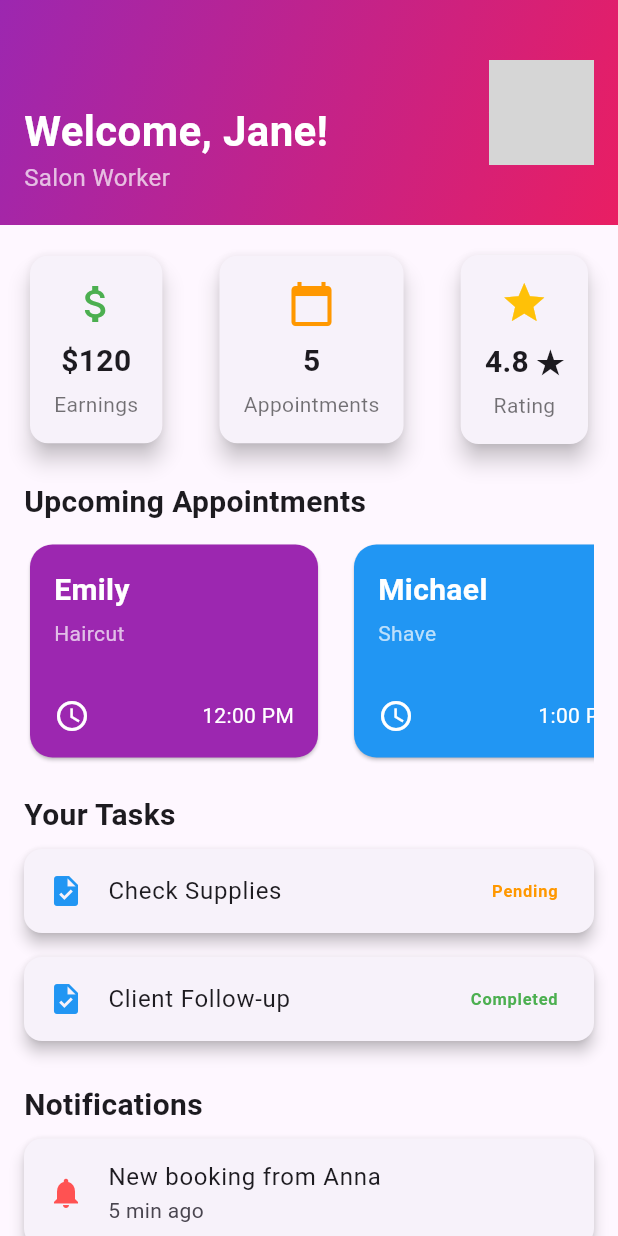
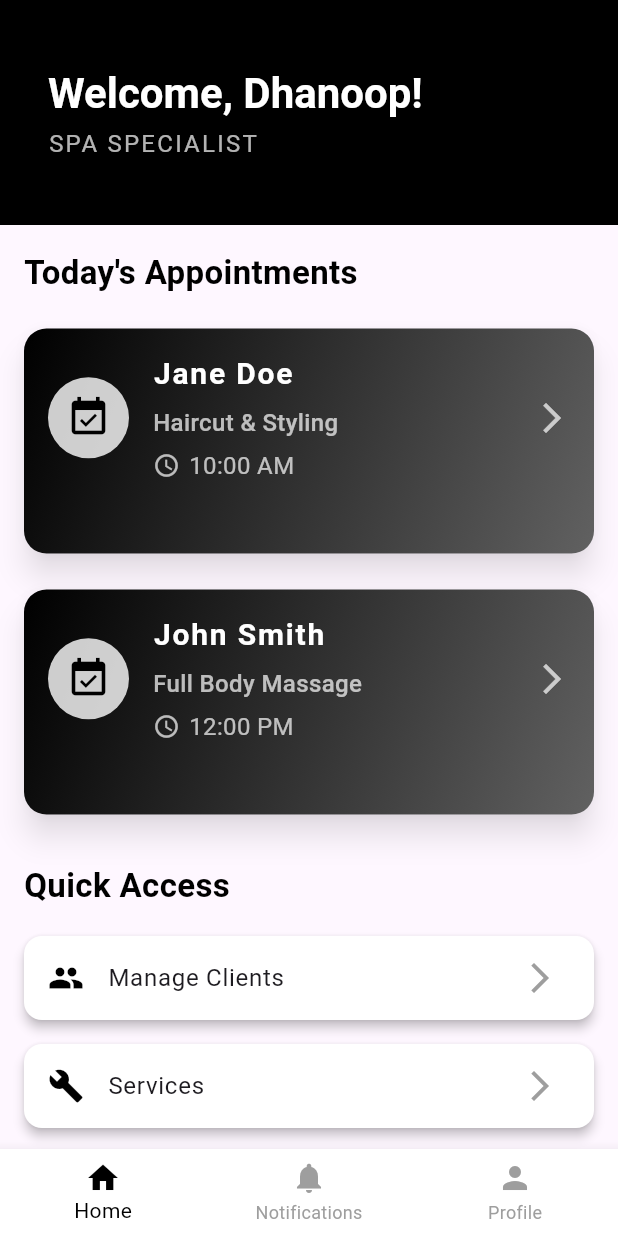
Before and after one commit to aravindptf/parlour_app, a Flutter app: the HomePage screen opened directly, on a phone screen of 412 x 824 dp. Run offline on Flutter 3.47's test engine with Material 3 defaults, Android fonts, the phone set to English and light mode, and no system bars; our stand-ins replace google_fonts, image_picker; Roboto replaces fonts that are missing (Adamina); grey boxes are pictures that could not be loaded.

Commit message:
new changes

```diff
--- a/lib/homepage.dart
+++ b/lib/homepage.dart
@@ -1,20 +1,186 @@
+
 import 'package:flutter/material.dart';
+import 'package:google_fonts/google_fonts.dart';
+import 'package:image_picker/image_picker.dart';
+import 'package:parlour_app/Notification.dart';
+import 'package:parlour_app/profile.dart'; // Import the ProfilePage
 
-class HomePage extends StatelessWidget {
+class HomePage extends StatefulWidget {
+  @override
+  _HomePageState createState() => _HomePageState();
+}
+
+class _HomePageState extends State<HomePage> {
+  ImagePicker _picker = ImagePicker();
+  XFile? _imageFile; // Variable to store picked image
+  int _currentIndex = 0; // Track the current index for the bottom navigation bar
+
+  // Function to pick an image from the gallery
+  Future<void> _pickImage() async {
+    final XFile? image = await _picker.pickImage(source: ImageSource.gallery);
+    setState(() {
+      _imageFile = image; // Update the state with the new image
+    });
+  }
+
+  // Function to navigate to appointment details (dummy implementation)
+  void _viewAppointmentDetails(String name) {
+    Navigator.push(
+      context,
+      MaterialPageRoute(
+        builder: (context) => AppointmentDetailsPage(name: name),
+      ),
+    );
+  }
+
+  // List of pages for the bottom navigation
+  final List<Widget> _pages = [
+    HomeContent(), // Home content as a separate widget
+    NotificationsPage(), // Placeholder for Notifications page
+    ProfilePage(), // Profile page
+  ];
+
+  @override
+  Widget build(BuildContext context) {
+    return Scaffold(
+      // Body section with the selected page
+      body: _pages[_currentIndex],
+
+      // Bottom navigation bar
+      bottomNavigationBar: BottomNavigationBar(
+        currentIndex: _currentIndex, // Set the current index
+        items: const <BottomNavigationBarItem>[
+          BottomNavigationBarItem(
+            icon: Icon(Icons.home),
+            label: 'Home',
+          ),
+          BottomNavigationBarItem(
+            icon: Icon(Icons.notifications),
+            label: 'Notifications',
+          ),
+          BottomNavigationBarItem(
+            icon: Icon(Icons.person),
+            label: 'Profile',
+          ),
+        ],
+        selectedItemColor: Colors.black,
+        unselectedItemColor: Colors.grey,
+        onTap: (index) {
+          setState(() {
+            _currentIndex = index; // Update current index
+          });
+        },
+        backgroundColor: Colors.white,
+      ),
+    );
+  }
+}
+
+// Home content as a separate widget
+class HomeContent extends StatelessWidget {
+  // Function to create appointment cards with a black gradient design
+  Widget _buildAppointmentCard(String name, String time, String service) {
+    return Card(
+      margin: EdgeInsets.symmetric(vertical: 12.0),
+      shape: RoundedRectangleBorder(
+        borderRadius: BorderRadius.circular(15),
+      ),
+      elevation: 8,
+      shadowColor: Colors.black.withOpacity(0.5), // Soft shadow
+      child: Stack(
+        children: [
+          // Background black and white gradient
+          Container(
+            height: 150,
+            decoration: BoxDecoration(
+              gradient: LinearGradient(
+                colors: [Colors.black, Colors.grey[700]!],
+                begin: Alignment.topLeft,
+                end: Alignment.bottomRight,
+              ),
+              borderRadius: BorderRadius.circular(15),
+            ),
+          ),
+          Padding(
+            padding: const EdgeInsets.all(16.0),
+            child: Row(
+              crossAxisAlignment: CrossAxisAlignment.center,
+              children: [
+                // Custom icon with a circle background
+                Container(
+                  padding: EdgeInsets.all(12),
+                  decoration: BoxDecoration(
+                    shape: BoxShape.circle,
+                    color: Colors.white.withOpacity(0.8),
+                  ),
+                  child: Icon(
+                    Icons.event_available,
+                    color: Colors.black,
+                    size: 30,
+                  ),
+                ),
+                SizedBox(width: 16),
+                // Appointment details
+                Expanded(
+                  child: Column(
+                    crossAxisAlignment: CrossAxisAlignment.start,
+                    mainAxisAlignment: MainAxisAlignment.center,
+                    children: [
+                      Text(
+                        name,
+                        style: TextStyle(
+                          fontSize: 20,
+                          fontWeight: FontWeight.bold,
+                          color: Colors.white,
+                          letterSpacing: 1.2,
+                        ),
+                      ),
+                      SizedBox(height: 6),
+                      Text(
+                        service,
+                        style: TextStyle(
+                          fontSize: 16,
+                          color: Colors.white70,
+                          fontWeight: FontWeight.w500,
+                        ),
+                      ),
+                      SizedBox(height: 6),
+                      Row(
+                        children: [
+                          Icon(Icons.access_time, color: Colors.white70, size: 18),
+                          SizedBox(width: 6),
+                          Text(
+                            time,
+                            style: TextStyle(
+                              fontSize: 16,
+                              color: Colors.white70,
+                            ),
+                          ),
+                        ],
+                      ),
+                    ],
+                  ),
+                ),
+                // Trailing arrow
+                Icon(
+                  Icons.arrow_forward_ios,
+                  color: Colors.white70,
+                ),
+              ],
+            ),
+          ),
+        ],
+      ),
+    );
+  }
+
   @override
   Widget build(BuildContext context) {
     return Scaffold(
       appBar: AppBar(
         toolbarHeight: 150,
-        flexibleSpace: Container(
-          decoration: BoxDecoration(
-            gradient: LinearGradient(
-              colors: [Colors.purple, Colors.pink],
-              begin: Alignment.topLeft,
-              end: Alignment.bottomRight,
-            ),
-          ),
-          child: Padding(
+        backgroundColor: Colors.black, // Set the app bar color to black
+        title: Padding(
           padding: const EdgeInsets.symmetric(vertical: 20.0, horizontal: 16.0),
           child: Row(
             mainAxisAlignment: MainAxisAlignment.spaceBetween,
@@ -24,132 +190,25 @@ class HomePage extends StatelessWidget {
                 crossAxisAlignment: CrossAxisAlignment.start,
                 children: [
                   Text(
-                      'Welcome, Jane!',
-                      style: TextStyle(
+                    'Welcome, Dhanoop!',
+                    style: GoogleFonts.adamina(
+                      textStyle: TextStyle(
                         color: Colors.white,
                         fontSize: 28,
                         fontWeight: FontWeight.bold,
                       ),
                     ),
-                    Text(
-                      'Salon Worker',
-                      style: TextStyle(color: Colors.white70, fontSize: 16),
-                    ),
-                  ],
-                ),
-                CircleAvatar(
-                  radius: 35,
-                  backgroundImage: AssetImage('assets/profile_pic.jpg'),
-                ),
-              ],
-            ),
-          ),
-        ),
-      ),
-      body: SingleChildScrollView(
-        padding: EdgeInsets.all(16),
-        child: Column(
-          crossAxisAlignment: CrossAxisAlignment.start,
-          children: [
-            // KPI Dashboard
-            Row(
-              mainAxisAlignment: MainAxisAlignment.spaceBetween,
-              children: [
-                _buildKPICard('Earnings', '\$120', Icons.attach_money, Colors.green),
-                _buildKPICard('Appointments', '5', Icons.calendar_today, Colors.orange),
-                _buildKPICard('Rating', '4.8 ★', Icons.star, Colors.amber),
-              ],
-            ),
-            SizedBox(height: 20),
-
-            // Section Title: Upcoming Appointments
-            Text(
-              'Upcoming Appointments',
-              style: TextStyle(fontSize: 20, fontWeight: FontWeight.bold),
-            ),
-            SizedBox(height: 10),
-            Container(
-              height: 150,
-              child: ListView(
-                scrollDirection: Axis.horizontal,
-                children: [
-                  _buildAppointmentCard('Emily', 'Haircut', '12:00 PM', Colors.purple),
-                  _buildAppointmentCard('Michael', 'Shave', '1:00 PM', Colors.blue),
-                  _buildAppointmentCard('Sarah', 'Hair Color', '2:30 PM', Colors.orange),
-                ],
-              ),
-            ),
-
-            SizedBox(height: 20),
-
-            // Tasks / To-Do List Section
-            _buildSectionTitle('Your Tasks'),
-            _buildTaskCard('Check Supplies', 'Pending'),
-            _buildTaskCard('Client Follow-up', 'Completed'),
-
-            SizedBox(height: 20),
-
-            // Notifications Section
-            _buildSectionTitle('Notifications'),
-            _buildNotificationCard('New booking from Anna', '5 min ago'),
-            _buildNotificationCard('John rescheduled his appointment', '30 min ago'),
-          ],
-        ),
-      ),
-    );
-  }
-
-  Widget _buildKPICard(String title, String value, IconData icon, Color color) {
-    return Card(
-      elevation: 6,
-      shape: RoundedRectangleBorder(borderRadius: BorderRadius.circular(12)),
-      child: Padding(
-        padding: const EdgeInsets.all(16.0),
-        child: Column(
-          children: [
-            Icon(icon, color: color, size: 32),
-            SizedBox(height: 8),
-            Text(
-              value,
-              style: TextStyle(fontSize: 20, fontWeight: FontWeight.bold),
-            ),
-            SizedBox(height: 4),
-            Text(title, style: TextStyle(fontSize: 14, color: Colors.black54)),
-          ],
-        ),
-      ),
-    );
-  }
-
-  Widget _buildAppointmentCard(String clientName, String service, String time, Color color) {
-    return Container(
-      width: 200,
-      margin: EdgeInsets.only(right: 16),
-      child: Card(
-        color: color,
-        shape: RoundedRectangleBorder(borderRadius: BorderRadius.circular(15)),
-        child: Padding(
-          padding: const EdgeInsets.all(16.0),
-          child: Column(
-            crossAxisAlignment: CrossAxisAlignment.start,
-            children: [
-              Text(
-                clientName,
-                style: TextStyle(color: Colors.white, fontSize: 20, fontWeight: FontWeight.bold),
                   ),
                   SizedBox(height: 4),
                   Text(
-                service,
-                style: TextStyle(color: Colors.white70),
+                    'SPA SPECIALIST',
+                    style: GoogleFonts.adamina(
+                      textStyle: TextStyle(
+                        color: Colors.white70,
+                        fontSize: 16,
+                        letterSpacing: 1.5,
                       ),
-              Spacer(),
-              Row(
-                mainAxisAlignment: MainAxisAlignment.spaceBetween,
-                children: [
-                  Icon(Icons.schedule, color: Colors.white),
-                  Text(
-                    time,
-                    style: TextStyle(color: Colors.white),
+                    ),
                   ),
                 ],
               ),
@@ -157,45 +216,111 @@ class HomePage extends StatelessWidget {
           ),
         ),
       ),
-    );
-  }
+      body: SingleChildScrollView(
+        child: Padding(
+          padding: const EdgeInsets.all(16.0),
+          child: Column(
+            crossAxisAlignment: CrossAxisAlignment.start,
+            children: [
+              // Today's Appointments
+              Text(
+                'Today\'s Appointments',
+                style: TextStyle(
+                  fontSize: 22,
+                  fontWeight: FontWeight.bold,
+                  color: Colors.black,
+                ),
+              ),
+              SizedBox(height: 10),
+              GestureDetector(
+                onTap: () => _viewAppointmentDetails('Jane Doe'), // View details for Jane Doe
+                child: _buildAppointmentCard(
+                  'Jane Doe',
+                  '10:00 AM',
+                  'Haircut & Styling',
+                ),
+              ),
+              GestureDetector(
+                onTap: () => _viewAppointmentDetails('John Smith'), // View details for John Smith
+                child: _buildAppointmentCard(
+                  'John Smith',
+                  '12:00 PM',
+                  'Full Body Massage',
+                ),
+              ),
+              SizedBox(height: 20),
 
-  Widget _buildTaskCard(String taskName, String status) {
-    return Card(
-      elevation: 4,
-      margin: EdgeInsets.symmetric(vertical: 8),
-      shape: RoundedRectangleBorder(borderRadius: BorderRadius.circular(12)),
-      child: ListTile(
-        leading: Icon(Icons.task, color: Colors.blue),
-        title: Text(taskName),
-        trailing: Text(
-          status,
+              // Quick Access Section
+              Text(
+                'Quick Access',
                 style: TextStyle(
-            color: status == 'Completed' ? Colors.green : Colors.orange,
+                  fontSize: 22,
                   fontWeight: FontWeight.bold,
+                  color: Colors.black,
+                ),
+              ),
+              SizedBox(height: 10),
+              _buildQuickAccessButton('Manage Clients', Icons.people),
+              _buildQuickAccessButton('Services', Icons.build),
+              _buildQuickAccessButton('Sales Reports', Icons.bar_chart),
+            ],
           ),
         ),
       ),
     );
   }
+}
 
-  Widget _buildNotificationCard(String notification, String time) {
+// Helper method to create quick access buttons with a gradient background
+Widget _buildQuickAccessButton(String label, IconData icon) {
   return Card(
-      elevation: 4,
-      margin: EdgeInsets.symmetric(vertical: 8),
+    margin: EdgeInsets.symmetric(vertical: 8.0),
     shape: RoundedRectangleBorder(borderRadius: BorderRadius.circular(12)),
+    color: Colors.white,
+    elevation: 3,
     child: ListTile(
-        leading: Icon(Icons.notifications, color: Colors.redAccent),
-        title: Text(notification),
-        subtitle: Text(time),
+      leading: Icon(icon, color: Colors.black),
+      title: Text(label),
+      trailing: Icon(Icons.arrow_forward_ios, color: Colors.grey),
+      onTap: () {
+        // Implement navigation to relevant screen here
+        // You can replace this with your actual navigation logic
+        print('Navigating to $label');
+      },
     ),
   );
 }
 
-  Widget _buildSectionTitle(String title) {
-    return Text(
-      title,
-      style: TextStyle(fontSize: 20, fontWeight: FontWeight.bold),
+void _viewAppointmentDetails(String name) {
+  // Function to navigate to appointment details
+  // This should be implemented as per your requirement
+  // Using Navigator to push the AppointmentDetailsPage
+}
+
+// Placeholder for AppointmentDetailsPage
+class AppointmentDetailsPage extends StatelessWidget {
+  final String name;
+
+  AppointmentDetailsPage({required this.name});
+
+  @override
+  Widget build(BuildContext context) {
+    return Scaffold(
+      appBar: AppBar(
+        title: Text(
+          'Appointment Details',
+          style: GoogleFonts.adamina(
+            textStyle: TextStyle(
+              color: Colors.white,
+              fontWeight: FontWeight.bold,
+            ),
+          ),
+        ),
+        backgroundColor: Colors.black,
+      ),
+      body: Center(
+        child: Text('Details for $name'),
+      ),
     );
   }
 }
--- a/lib/main.dart
+++ b/lib/main.dart
@@ -1,8 +1,6 @@
 import 'package:flutter/material.dart';
 
 import 'package:parlour_app/login%20page.dart';
-import 'package:parlour_app/registerpage.dart';
-import 'package:parlour_app/imageuploadpage.dart';
 
 void main() {
   runApp(const MyApp());
--- a/pubspec.yaml
+++ b/pubspec.yaml
@@ -38,6 +38,8 @@ dependencies:
   http: ^1.2.2
   provider: ^6.1.2
   image_picker: ^1.1.2
+  carousel_slider: ^5.0.0
+  google_fonts: ^6.2.1
 
 dev_dependencies:
   flutter_test:
```
Also changed, not shown: lib/Notification.dart (added, +50 -0 lines), lib/profile.dart (added, +103 -0 lines), pubspec.lock, 1 other file. Lines whose indentation alone changed are shown as unchanged.
